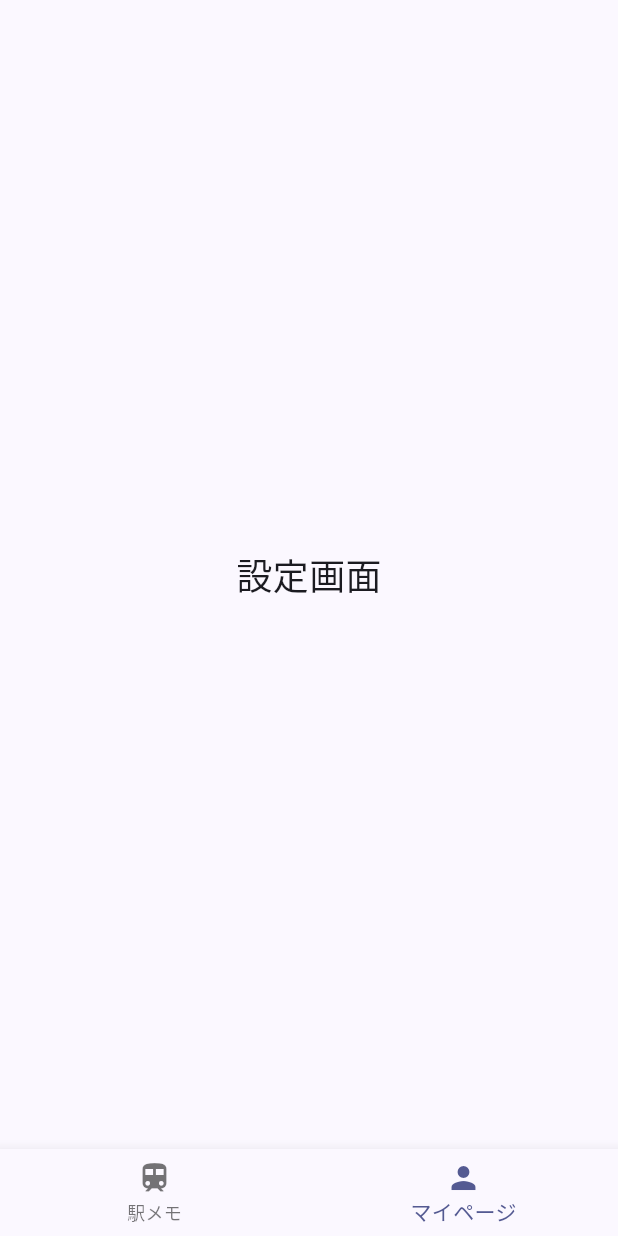
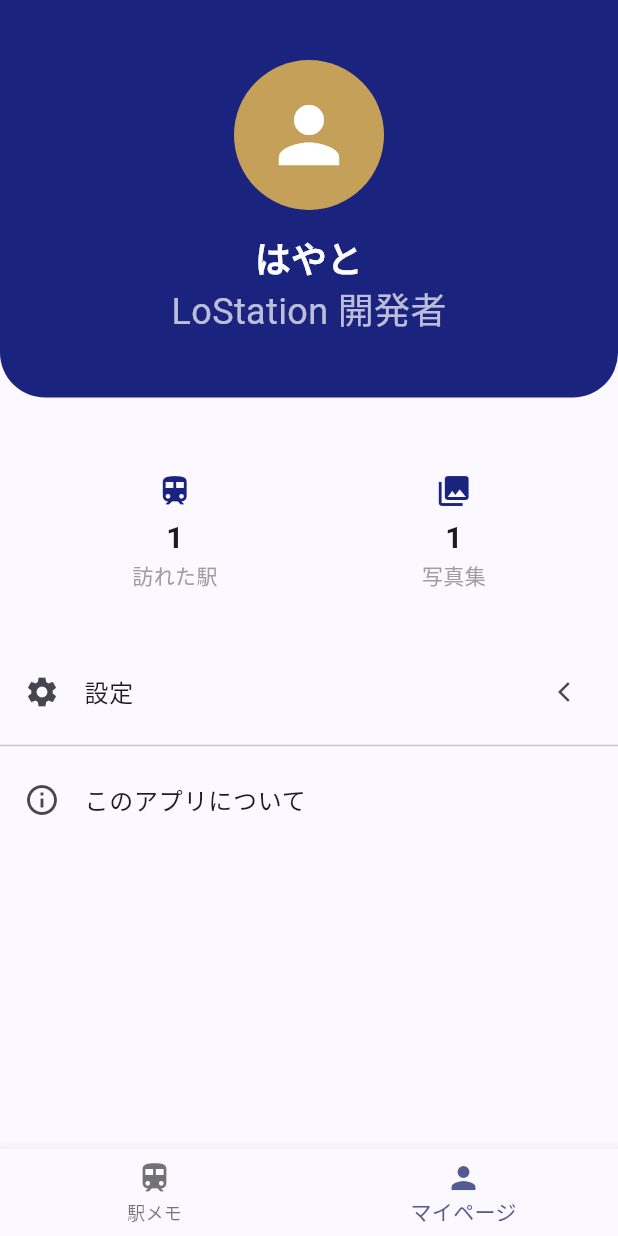
Before and after one commit to htyFlutter/testF, a Flutter app: the screen it shows after launch, item 2 of the bottom bar chosen, on a phone screen of 412 x 824 dp. Run offline on Flutter 3.47's test engine with Material 3 defaults, Android fonts, the phone set to English and light mode, and no system bars; our stand-ins replace image_picker, sqflite; accounts and stored records are empty.

Commit message:
2025年最後のGitHubプッシュ

```diff
--- a/lib/main.dart
+++ b/lib/main.dart
@@ -1,3 +1,4 @@
+import 'package:test/screens/my_page_screen.dart';
 import 'package:flutter/material.dart';
 import 'package:test/screens/home_screen.dart';
 
@@ -33,6 +34,7 @@ class _HomePageState extends State<HomePage> {
 
   final List<Widget> _pageItems = [
     const HomeScreen(),
+    const MyPageScreen(),
     const Center(child: Text('設定画面', style: TextStyle(fontSize: 24.0))),
   ];
 
--- /dev/null
+++ b/lib/screens/my_page_screen.dart
@@ -0,0 +1,90 @@
+import 'package:flutter/material.dart';
+
+class MyPageScreen extends StatelessWidget {
+  const MyPageScreen({super.key});
+
+  @override
+  Widget build(BuildContext context) {
+    return SingleChildScrollView(
+      child: Column(
+        children: [
+          Container(
+            width: double.infinity,
+            padding: const EdgeInsets.symmetric(vertical: 40, horizontal: 20),
+            decoration: const BoxDecoration(
+              color: Color(0xFF1A237E),
+              borderRadius: BorderRadius.only(
+                bottomLeft: Radius.circular(30),
+                bottomRight: Radius.circular(30),
+              ),
+            ),
+            child: Column(
+              children: [
+                const CircleAvatar(
+                  radius: 50,
+                  backgroundColor: Color(0xFFC5A059),
+                  child: Icon(Icons.person, size: 60, color: Colors.white),
+                ),
+                const SizedBox(height: 15),
+                const Text(
+                  'はやと',
+                  style: TextStyle(
+                    fontSize: 24,
+                    color: Colors.white,
+                    fontWeight: FontWeight.bold,
+                  ),
+                ),
+                const Text(
+                  'LoStation 開発者',
+                  style: TextStyle(fontSize: 24, color: Colors.white70),
+                ),
+              ],
+            ),
+          ),
+          const SizedBox(height: 30),
+
+          Padding(
+            padding: const EdgeInsets.all(20.0),
+            child: Row(
+              mainAxisAlignment: MainAxisAlignment.spaceAround,
+              children: [
+                _buildStatCard('訪れた駅', '1', Icons.train),
+                _buildStatCard('写真集', '1', Icons.photo_library),
+              ],
+            ),
+          ),
+
+          const SizedBox(height: 20),
+
+          ListTile(
+            leading: const Icon(Icons.settings),
+            title: const Text('設定'),
+            trailing: const Icon(Icons.arrow_back_ios, size: 16),
+            onTap: () {},
+          ),
+
+          const Divider(),
+          ListTile(
+            leading: const Icon(Icons.info_outline),
+            title: const Text('このアプリについて'),
+            onTap: () {},
+          ),
+        ],
+      ),
+    );
+  }
+
+  Widget _buildStatCard(String lavel, String value, IconData icon) {
+    return Column(
+      children: [
+        Icon(icon, color: const Color(0xFF1A237E)),
+        const SizedBox(height: 5),
+        Text(
+          value,
+          style: const TextStyle(fontSize: 20, fontWeight: FontWeight.bold),
+        ),
+        Text(lavel, style: const TextStyle(color: Colors.grey)),
+      ],
+    );
+  }
+}
```
